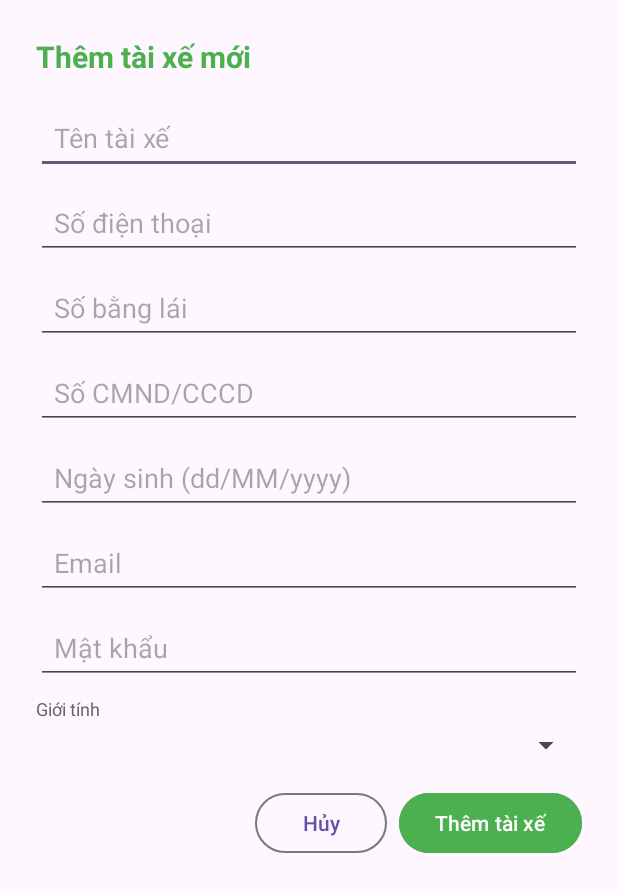
After one commit to Son301203/Car-booking, an Android app: the layout dialog_add_driver.xml on its own in the app's theme, with its tools: preview values and no code run, on a phone screen of 412 x 824 dp. The commit adds this screen. Shown: the top 892 px of the screen. Run offline under Robolectric (Android 15) with nearby library versions, the phone set to English and light mode, and no system bars.

Commit message:
show popup create drivers

```diff
--- /dev/null
+++ b/app/src/main/res/layout/dialog_add_driver.xml
@@ -0,0 +1,132 @@
+<?xml version="1.0" encoding="utf-8"?>
+<ScrollView xmlns:android="http://schemas.android.com/apk/res/android"
+    android:layout_width="match_parent"
+    android:layout_height="wrap_content"
+    android:fillViewport="true">
+
+    <LinearLayout
+        android:layout_width="match_parent"
+        android:layout_height="wrap_content"
+        android:orientation="vertical"
+        android:padding="24dp">
+
+        <TextView
+            android:layout_width="wrap_content"
+            android:layout_height="wrap_content"
+            android:text="Thêm tài xế mới"
+            android:textSize="20sp"
+            android:textStyle="bold"
+            android:textColor="#4CAF50"
+            android:layout_marginBottom="16dp" />
+
+        <EditText
+            android:id="@+id/edtDialogDriverName"
+            android:layout_width="match_parent"
+            android:layout_height="wrap_content"
+            android:hint="Tên tài xế"
+            android:inputType="textPersonName"
+            android:padding="12dp"
+            android:layout_marginBottom="8dp" />
+
+        <EditText
+            android:id="@+id/edtDialogDriverPhone"
+            android:layout_width="match_parent"
+            android:layout_height="wrap_content"
+            android:hint="Số điện thoại"
+            android:inputType="phone"
+            android:padding="12dp"
+            android:layout_marginBottom="8dp" />
+
+        <EditText
+            android:id="@+id/edtDialogDriverLicense"
+            android:layout_width="match_parent"
+            android:layout_height="wrap_content"
+            android:hint="Số bằng lái"
+            android:inputType="text"
+            android:padding="12dp"
+            android:layout_marginBottom="8dp" />
+
+        <EditText
+            android:id="@+id/edtDialogDriverIdentification"
+            android:layout_width="match_parent"
+            android:layout_height="wrap_content"
+            android:hint="Số CMND/CCCD"
+            android:inputType="number"
+            android:padding="12dp"
+            android:layout_marginBottom="8dp" />
+
+        <EditText
+            android:id="@+id/edtDialogDriverDateOfBirth"
+            android:layout_width="match_parent"
+            android:layout_height="wrap_content"
+            android:hint="Ngày sinh (dd/MM/yyyy)"
+            android:focusable="false"
+            android:clickable="true"
+            android:padding="12dp"
+            android:layout_marginBottom="8dp" />
+
+        <EditText
+            android:id="@+id/edtDialogDriverEmail"
+            android:layout_width="match_parent"
+            android:layout_height="wrap_content"
+            android:hint="Email"
+            android:inputType="textEmailAddress"
+            android:padding="12dp"
+            android:layout_marginBottom="8dp" />
+
+        <EditText
+            android:id="@+id/edtDialogDriverPassword"
+            android:layout_width="match_parent"
+            android:layout_height="wrap_content"
+            android:hint="Mật khẩu"
+            android:inputType="textPassword"
+            android:padding="12dp"
+            android:layout_marginBottom="8dp" />
+
+        <TextView
+            android:layout_width="wrap_content"
+            android:layout_height="wrap_content"
+            android:text="Giới tính"
+            android:textSize="12sp"
+            android:textColor="#666666"
+            android:layout_marginBottom="4dp" />
+
+        <Spinner
+            android:id="@+id/spinnerDialogDriverGender"
+            android:layout_width="match_parent"
+            android:layout_height="wrap_content"
+            android:padding="12dp"
+            android:layout_marginBottom="16dp" />
+
+        <ProgressBar
+            android:id="@+id/progressBarDialog"
+            android:layout_width="wrap_content"
+            android:layout_height="wrap_content"
+            android:layout_gravity="center"
+            android:visibility="gone"
+            android:layout_marginBottom="8dp" />
+
+        <LinearLayout
+            android:layout_width="match_parent"
+            android:layout_height="wrap_content"
+            android:orientation="horizontal"
+            android:gravity="end">
+
+            <Button
+                android:id="@+id/btnCancelAddDriver"
+                style="?attr/materialButtonOutlinedStyle"
+                android:layout_width="wrap_content"
+                android:layout_height="wrap_content"
+                android:text="Hủy"
+                android:layout_marginEnd="8dp" />
+
+            <Button
+                android:id="@+id/btnConfirmAddDriver"
+                android:layout_width="wrap_content"
+                android:layout_height="wrap_content"
+                android:text="Thêm tài xế"
+                android:backgroundTint="#4CAF50"
+                android:textColor="#FFFFFF" />
+        </LinearLayout>
+    </LinearLayout>
+</ScrollView>
```
Also changed, not shown: app/src/main/java/com/example/bookcar/view/coordination/ManageDriverActivity.java (+82 -81 lines), app/src/main/res/layout/activity_manage_driver.xml (+19 -119 lines).
